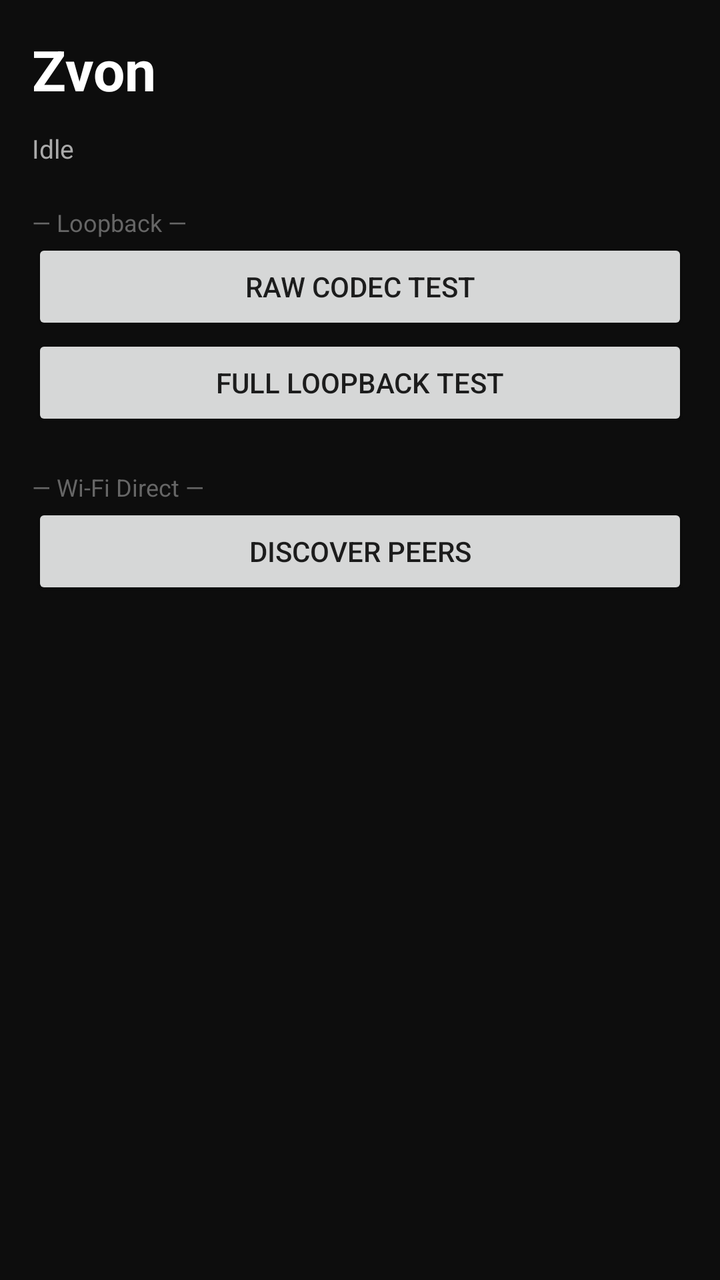
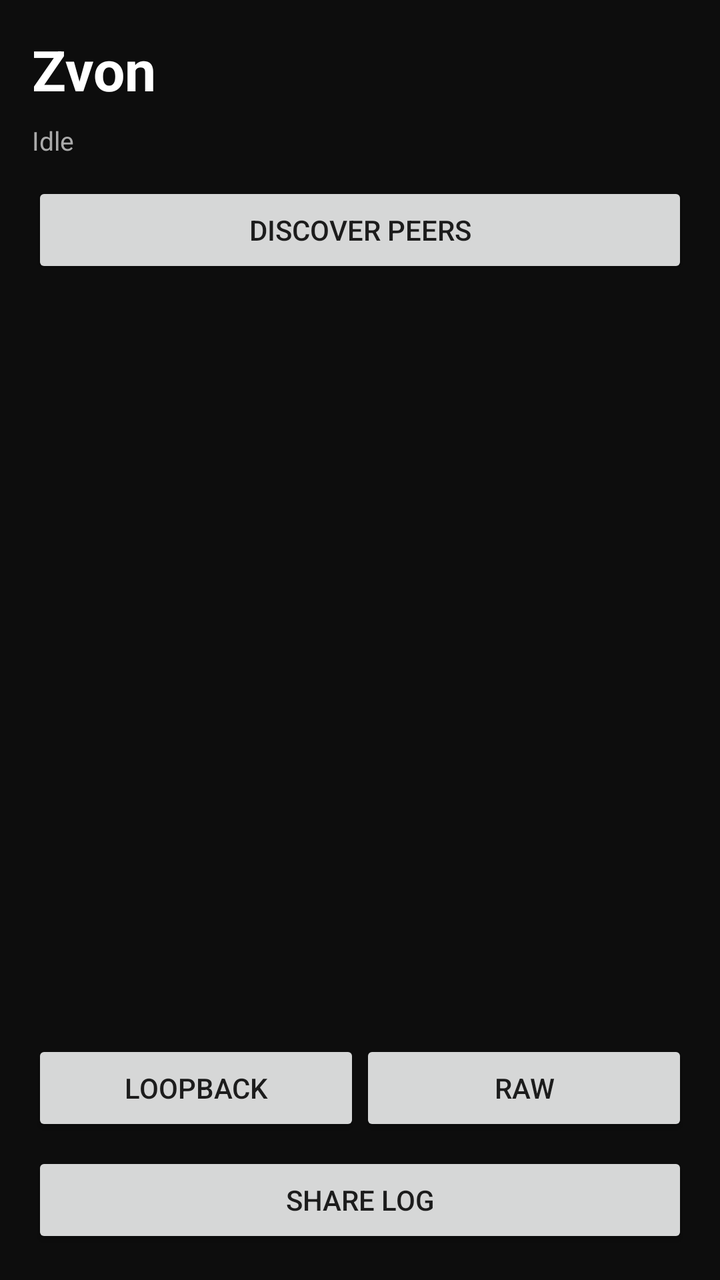

An Android layout rendered at two revisions. The XML below is the earlier revision; the diff shows what the commit changed to produce the second picture.
<!-- AndroidManifest.xml: application theme Theme.AppCompat.DayNight.NoActionBar -->
<!-- res/layout/activity_main.xml -->
<?xml version="1.0" encoding="utf-8"?>
<FrameLayout xmlns:android="http://schemas.android.com/apk/res/android"
    android:layout_width="match_parent" android:layout_height="match_parent"
    android:background="#0D0D0D">

    <LinearLayout android:id="@+id/discoveryView"
        android:layout_width="match_parent" android:layout_height="match_parent"
        android:orientation="vertical" android:padding="16dp">

        <TextView android:layout_width="wrap_content" android:layout_height="wrap_content"
            android:text="Zvon" android:textColor="#FFFFFF" android:textSize="28sp" android:textStyle="bold"/>

        <TextView android:id="@+id/statusText" android:layout_width="match_parent"
            android:layout_height="wrap_content" android:layout_marginTop="12dp"
            android:text="Idle" android:textColor="#AAAAAA" android:textSize="13sp"/>

        <TextView android:layout_width="wrap_content" android:layout_height="wrap_content"
            android:text="— Loopback —" android:textColor="#666666" android:textSize="12sp"
            android:layout_marginTop="20dp"/>

        <Button android:id="@+id/btnRaw" android:layout_width="match_parent"
            android:layout_height="wrap_content" android:text="Raw Codec Test"/>

        <Button android:id="@+id/btnLoopback" android:layout_width="match_parent"
            android:layout_height="wrap_content" android:text="Full Loopback Test"/>

        <TextView android:layout_width="wrap_content" android:layout_height="wrap_content"
            android:text="— Wi-Fi Direct —" android:textColor="#666666" android:textSize="12sp"
            android:layout_marginTop="20dp"/>

        <Button android:id="@+id/btnDiscover" android:layout_width="match_parent"
            android:layout_height="wrap_content" android:text="Discover Peers"/>

        <ScrollView android:layout_width="match_parent" android:layout_height="0dp"
            android:layout_weight="1" android:layout_marginTop="8dp">
            <LinearLayout android:id="@+id/peerList" android:layout_width="match_parent"
                android:layout_height="wrap_content" android:orientation="vertical"/>
        </ScrollView>
    </LinearLayout>

    <LinearLayout android:id="@+id/callView" android:visibility="gone"
        android:layout_width="match_parent" android:layout_height="match_parent"
        android:orientation="vertical" android:gravity="center" android:padding="24dp">

        <TextView android:id="@+id/callStatus" android:layout_width="wrap_content"
            android:layout_height="wrap_content" android:text="In Call" android:textColor="#FFFFFF"
            android:textSize="26sp" android:textStyle="bold"/>

        <TextView android:id="@+id/callPeer" android:layout_width="wrap_content"
            android:layout_height="wrap_content" android:layout_marginTop="12dp"
            android:text="" android:textColor="#AAAAAA" android:textSize="15sp"/>

        <Button android:id="@+id/btnHangup" android:layout_width="200dp"
            android:layout_height="wrap_content" android:layout_marginTop="40dp"
            android:text="Hang Up"/>
    </LinearLayout>
</FrameLayout>
<!-- resources referenced by this layout -->
<resources>

</resources>

<!-- the commit's change to res/layout/activity_main.xml (unified diff, before → after) -->
@@ -11,31 +11,30 @@
             android:text="Zvon" android:textColor="#FFFFFF" android:textSize="28sp" android:textStyle="bold"/>
 
         <TextView android:id="@+id/statusText" android:layout_width="match_parent"
-            android:layout_height="wrap_content" android:layout_marginTop="12dp"
+            android:layout_height="wrap_content" android:layout_marginTop="8dp"
             android:text="Idle" android:textColor="#AAAAAA" android:textSize="13sp"/>
 
-        <TextView android:layout_width="wrap_content" android:layout_height="wrap_content"
-            android:text="— Loopback —" android:textColor="#666666" android:textSize="12sp"
-            android:layout_marginTop="20dp"/>
-
-        <Button android:id="@+id/btnRaw" android:layout_width="match_parent"
-            android:layout_height="wrap_content" android:text="Raw Codec Test"/>
-
-        <Button android:id="@+id/btnLoopback" android:layout_width="match_parent"
-            android:layout_height="wrap_content" android:text="Full Loopback Test"/>
-
-        <TextView android:layout_width="wrap_content" android:layout_height="wrap_content"
-            android:text="— Wi-Fi Direct —" android:textColor="#666666" android:textSize="12sp"
-            android:layout_marginTop="20dp"/>
-
         <Button android:id="@+id/btnDiscover" android:layout_width="match_parent"
-            android:layout_height="wrap_content" android:text="Discover Peers"/>
+            android:layout_height="wrap_content" android:layout_marginTop="12dp"
+            android:text="Discover Peers"/>
 
         <ScrollView android:layout_width="match_parent" android:layout_height="0dp"
             android:layout_weight="1" android:layout_marginTop="8dp">
             <LinearLayout android:id="@+id/peerList" android:layout_width="match_parent"
                 android:layout_height="wrap_content" android:orientation="vertical"/>
         </ScrollView>
+
+        <LinearLayout android:layout_width="match_parent" android:layout_height="wrap_content"
+            android:orientation="horizontal">
+            <Button android:id="@+id/btnLoopback" android:layout_width="0dp"
+                android:layout_weight="1" android:layout_height="wrap_content" android:text="Loopback"/>
+            <Button android:id="@+id/btnRaw" android:layout_width="0dp"
+                android:layout_weight="1" android:layout_height="wrap_content" android:text="Raw"/>
+        </LinearLayout>
+
+        <Button android:id="@+id/btnShareLog" android:layout_width="match_parent"
+            android:layout_height="wrap_content" android:layout_marginTop="8dp"
+            android:text="Share Log"/>
     </LinearLayout>
 
     <LinearLayout android:id="@+id/callView" android:visibility="gone"
@@ -47,11 +46,22 @@
             android:textSize="26sp" android:textStyle="bold"/>
 
         <TextView android:id="@+id/callPeer" android:layout_width="wrap_content"
-            android:layout_height="wrap_content" android:layout_marginTop="12dp"
-            android:text="" android:textColor="#AAAAAA" android:textSize="15sp"/>
+            android:layout_height="wrap_content" android:layout_marginTop="8dp"
+            android:text="" android:textColor="#AAAAAA" android:textSize="14sp"/>
 
-        <Button android:id="@+id/btnHangup" android:layout_width="200dp"
-            android:layout_height="wrap_content" android:layout_marginTop="40dp"
-            android:text="Hang Up"/>
+        <TextView android:id="@+id/callDuration" android:layout_width="wrap_content"
+            android:layout_height="wrap_content" android:layout_marginTop="16dp"
+            android:text="00:00" android:textColor="#FFFFFF" android:textSize="48sp"
+            android:fontFamily="monospace"/>
+
+        <LinearLayout android:layout_width="match_parent" android:layout_height="wrap_content"
+            android:orientation="horizontal" android:layout_marginTop="40dp">
+            <Button android:id="@+id/btnMute" android:layout_width="0dp"
+                android:layout_weight="1" android:layout_height="wrap_content"
+                android:layout_marginEnd="8dp" android:text="Mute"/>
+            <Button android:id="@+id/btnHangup" android:layout_width="0dp"
+                android:layout_weight="1" android:layout_height="wrap_content"
+                android:layout_marginStart="8dp" android:text="Hang Up"/>
+        </LinearLayout>
     </LinearLayout>
 </FrameLayout>
